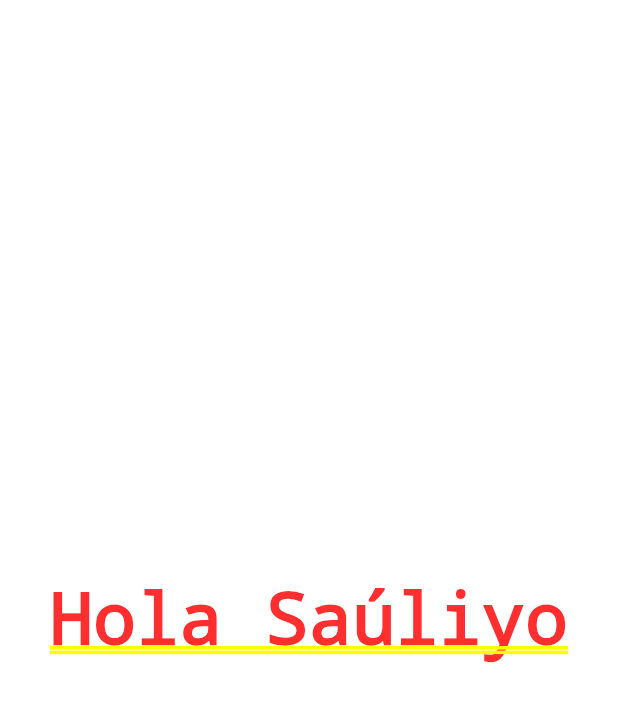
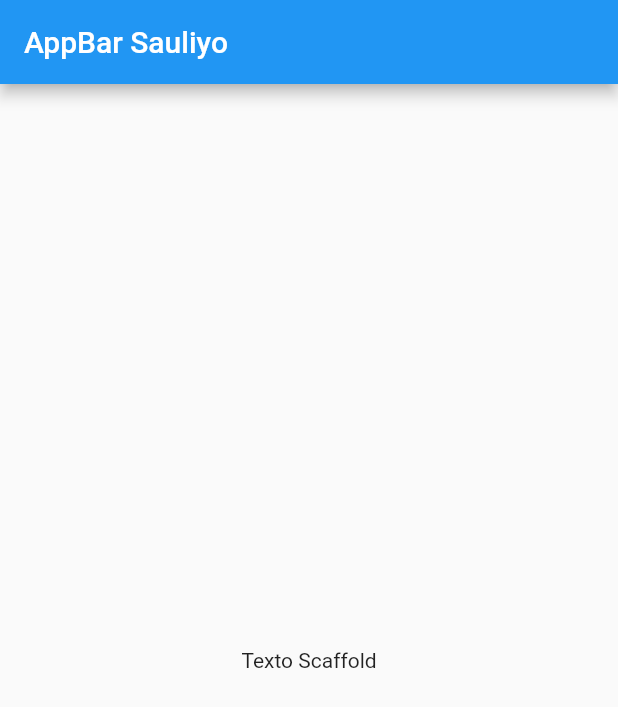
Before and after one commit to sauliyo15/flutter_controles_principales, a Flutter app: the screen it shows after launch, on a phone screen of 412 x 824 dp. Shown: the top 707 px of the screen. Run offline on Flutter 3.47's test engine with Material 2 defaults, Android fonts, the phone set to English and light mode, and no system bars.

Commit message:
Scaffold en home_pages.dart con appbar y body

```diff
--- a/lib/src/myApp.dart
+++ b/lib/src/myApp.dart
@@ -1,9 +1,10 @@
 //Importar el paquete de flutter
 import 'package:flutter/material.dart';
+import 'package:flutter_application_1/src/pages/home_pages.dart';
 
 class MyApp extends StatelessWidget {
   @override
   Widget build(BuildContext context) {
-    return MaterialApp(home: Center(child: Text('Hola Saúliyo')));
+    return MaterialApp(home: Center(child: HomePage()));
   }
 }
--- /dev/null
+++ b/lib/src/pages/home_pages.dart
@@ -0,0 +1,14 @@
+//Importar el paquete de flutter
+import 'package:flutter/material.dart';
+
+class HomePage extends StatelessWidget {
+  @override
+  Widget build(BuildContext context) {
+    return Scaffold(
+      appBar: AppBar(
+        title: Text('AppBar Sauliyo'),
+      ),
+      body: Center(child: Text('Texto Scaffold')),
+    );
+  }
+}
```
